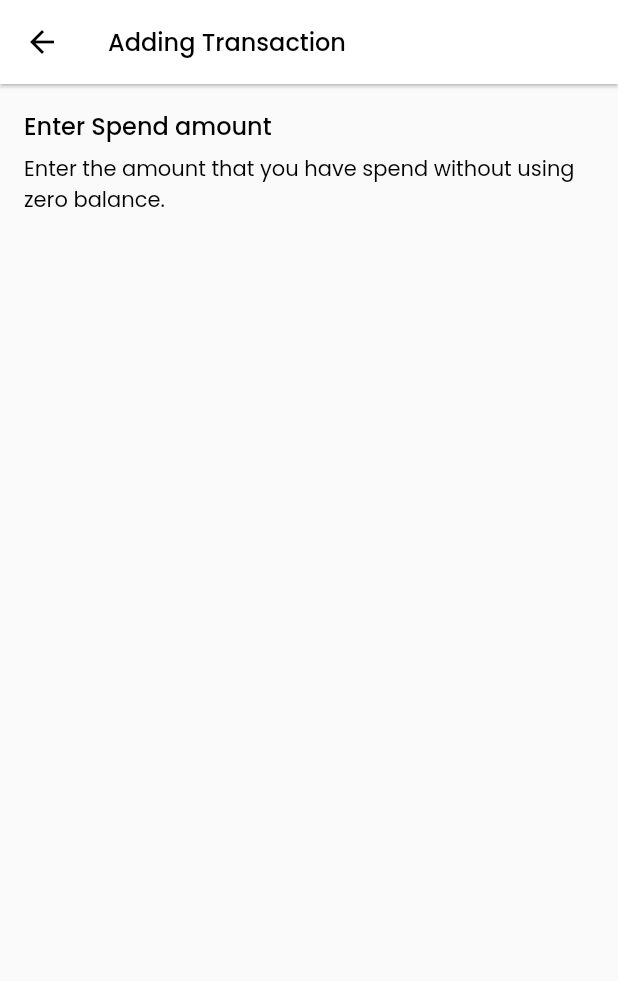
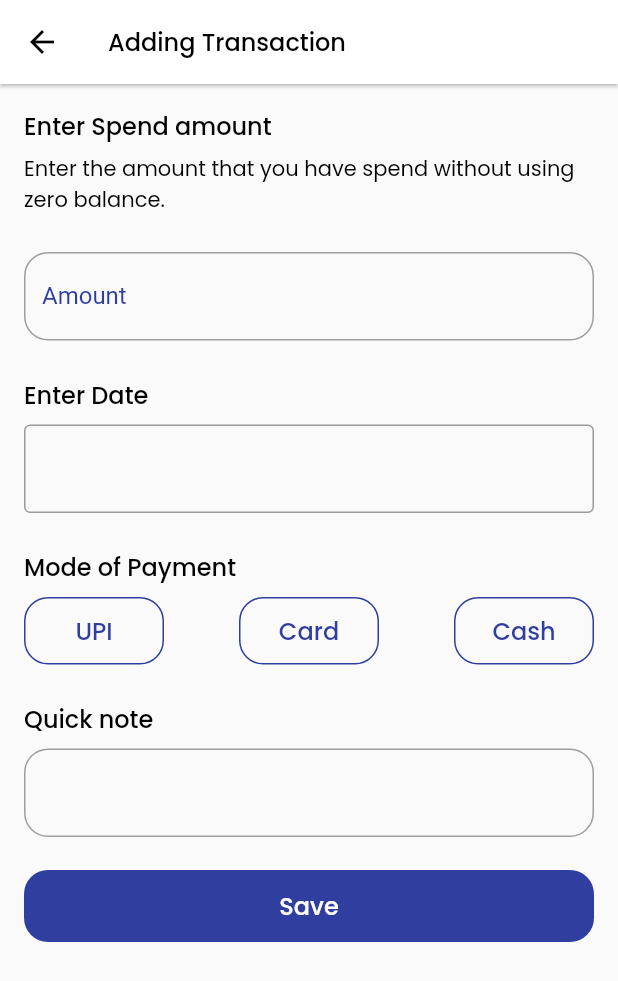
Before and after one commit to csi-vitpune/expense_tracker, a Flutter app: the AddTransaction screen opened directly, on a phone screen of 412 x 824 dp. Shown: the top 981 px of the screen. Run offline on Flutter 3.47's test engine with Material 2 defaults, Android fonts, the phone set to English and light mode, and no system bars; our stand-ins replace google_fonts.

Commit message:
design completed add transaction screen

```diff
--- /dev/null
+++ b/lib/constant.dart
@@ -0,0 +1,6 @@
+
+enum PaymentMethod{
+  Upi,
+  Card,
+  Cash
+}
--- a/lib/screens/add_transaction.dart
+++ b/lib/screens/add_transaction.dart
@@ -1,5 +1,9 @@
+import 'package:expense_tracker/widgets/payment_method_widget.dart';
 import 'package:expense_tracker/widgets/poppins_text.dart';
 import 'package:flutter/material.dart';
+import 'package:intl/intl.dart';
+
+import '../constant.dart';
 
 class AddTransaction extends StatefulWidget {
   const AddTransaction({Key? key}) : super(key: key);
@@ -9,6 +13,8 @@ class AddTransaction extends StatefulWidget {
 }
 
 class _AddTransactionState extends State<AddTransaction> {
+  TextEditingController dateController = new TextEditingController();
+
   @override
   Widget build(BuildContext context) {
     return Scaffold(
@@ -29,7 +35,8 @@ class _AddTransactionState extends State<AddTransaction> {
           fontSize: 16,
         ),
       ),
-      body: Padding(
+      body: SingleChildScrollView(
+        child: Padding(
           padding: const EdgeInsets.all(16.0),
           child: Column(
             crossAxisAlignment: CrossAxisAlignment.start,
@@ -46,8 +53,145 @@ class _AddTransactionState extends State<AddTransaction> {
                     "Enter the amount that you have spend without using zero balance.",
                 fontSize: 14,
                 fontWeight: FontWeight.w400,
+              ),
+              SizedBox(
+                height: 24,
+              ),
+              TextField(
+                decoration: InputDecoration(
+                  enabledBorder: OutlineInputBorder(
+                    borderRadius: BorderRadius.circular(16),
+                    borderSide: BorderSide(
+                      color: Colors.grey,
+                      width: 1.0,
+                    ),
+                  ),
+                  labelText: "Amount",
+                  labelStyle: TextStyle(color: Color(0xff303F9F)),
+                  focusedBorder: OutlineInputBorder(
+                    borderRadius: BorderRadius.circular(16),
+                    borderSide: BorderSide(
+                      color: Color(0xff303F9F),
+                      width: 2.0,
+                    ),
+                  ),
+                ),
+              ),
+              SizedBox(
+                height: 24,
+              ),
+              PoppinsText(
+                text: "Enter Date",
+                fontSize: 16,
+              ),
+              SizedBox(
+                height: 8,
+              ),
+              TextField(
+                controller: dateController,
+                //editing controller of this TextField
+                decoration: InputDecoration(
+                    border: OutlineInputBorder(
+                        borderSide: BorderSide(color: Colors.grey))),
+
+                readOnly: true,
+                onTap: () async {
+                  DateTime? pickedDate = await showDatePicker(
+                      context: context,
+                      initialDate: DateTime.now(),
+                      firstDate: DateTime(2000),
+                      //DateTime.now() - not to allow to choose before today.
+                      lastDate: DateTime(2101));
+
+                  if (pickedDate != null) {
+                    String formattedDate =
+                        DateFormat('yyyy-MM-dd').format(pickedDate);
+
+                    setState(() {
+                      dateController.text = formattedDate;
+                    });
+                  } else {
+                    print("Date is not selected");
+                  }
+                },
+              ),
+              SizedBox(
+                height: 24,
+              ),
+              PoppinsText(
+                text: "Mode of Payment",
+                fontSize: 16,
+              ),
+              SizedBox(
+                height: 8,
+              ),
+              Row(
+                mainAxisAlignment: MainAxisAlignment.spaceEvenly,
+                children: [
+                  PaymentMethodWidget(
+                      method: PaymentMethod.Upi, methodName: "UPI"),
+                  SizedBox(
+                    width: 50,
+                  ),
+                  PaymentMethodWidget(
+                      method: PaymentMethod.Card, methodName: "Card"),
+                  SizedBox(
+                    width: 50,
+                  ),
+                  PaymentMethodWidget(
+                      method: PaymentMethod.Cash, methodName: "Cash")
+                ],
+              ),
+              SizedBox(
+                height: 24,
+              ),
+              PoppinsText(
+                text: "Quick note",
+                fontSize: 16,
+              ),
+              SizedBox(
+                height: 8,
+              ),
+              TextField(
+                decoration: InputDecoration(
+                  enabledBorder: OutlineInputBorder(
+                    borderRadius: BorderRadius.circular(16),
+                    borderSide: BorderSide(
+                      color: Colors.grey,
+                      width: 1.0,
+                    ),
+                  ),
+                  focusedBorder: OutlineInputBorder(
+                    borderRadius: BorderRadius.circular(16),
+                    borderSide: BorderSide(
+                      color: Color(0xff303F9F),
+                      width: 2.0,
+                    ),
+                  ),
+                ),
+              ),
+              SizedBox(
+                height: 22,
+              ),
+              GestureDetector(
+                child: Container(
+                  width: double.infinity,
+                  height: 48,
+                  decoration: BoxDecoration(
+                    color: Color(0xff303F9F),
+                    borderRadius: BorderRadius.circular(16),
+                  ),
+                  child: Center(
+                    child: PoppinsText(
+                      text: "Save",
+                      fontSize: 16,
+                      fontColor: Colors.white,
+                    ),
+                  ),
+                ),
               )
             ],
+          ),
         ),
       ),
     );
--- /dev/null
+++ b/lib/widgets/payment_method_widget.dart
@@ -0,0 +1,31 @@
+import 'package:expense_tracker/widgets/poppins_text.dart';
+import 'package:flutter/material.dart';
+
+import '../constant.dart';
+
+class PaymentMethodWidget extends StatelessWidget {
+  PaymentMethod method;
+  String methodName;
+  PaymentMethodWidget({Key? key, required this.method, required this.methodName}) : super(key: key);
+
+  @override
+  Widget build(BuildContext context) {
+    return Expanded(
+      child: GestureDetector(
+        child: Container(
+          height: 45,
+          decoration: BoxDecoration(
+            borderRadius: BorderRadius.circular(16),
+            border: Border.all(
+              color: Color(0xff303F9F),
+            ),
+          ),
+          child: Center(child: PoppinsText(text: methodName, fontSize: 16,fontColor: Color(0xFF303F9F),),),
+        ),
+        onTap: (){
+
+        },
+      ),
+    );
+  }
+}
--- a/pubspec.yaml
+++ b/pubspec.yaml
@@ -30,6 +30,7 @@ dependencies:
   flutter:
     sdk: flutter
   google_fonts:
+  intl: ^0.17.0
 
 
   # The following adds the Cupertino Icons font to your application.
```
Also changed, not shown: pubspec.lock. Lines whose indentation alone changed are shown as unchanged.
